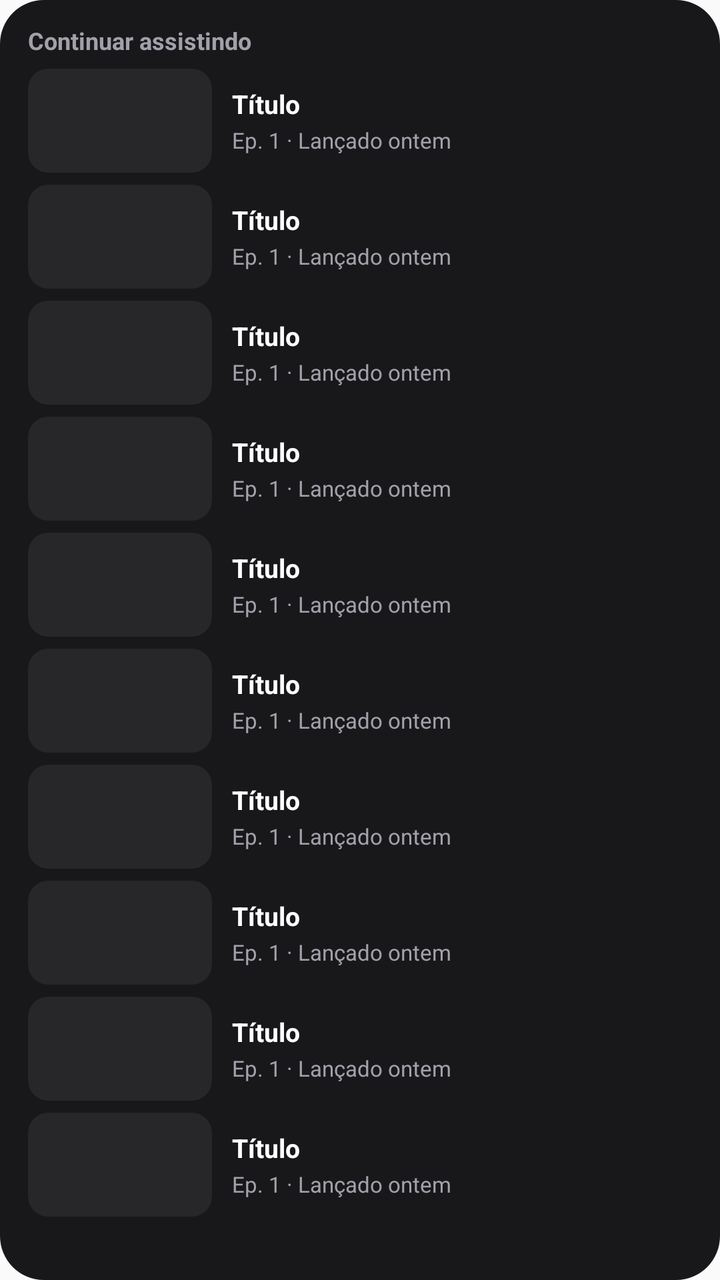
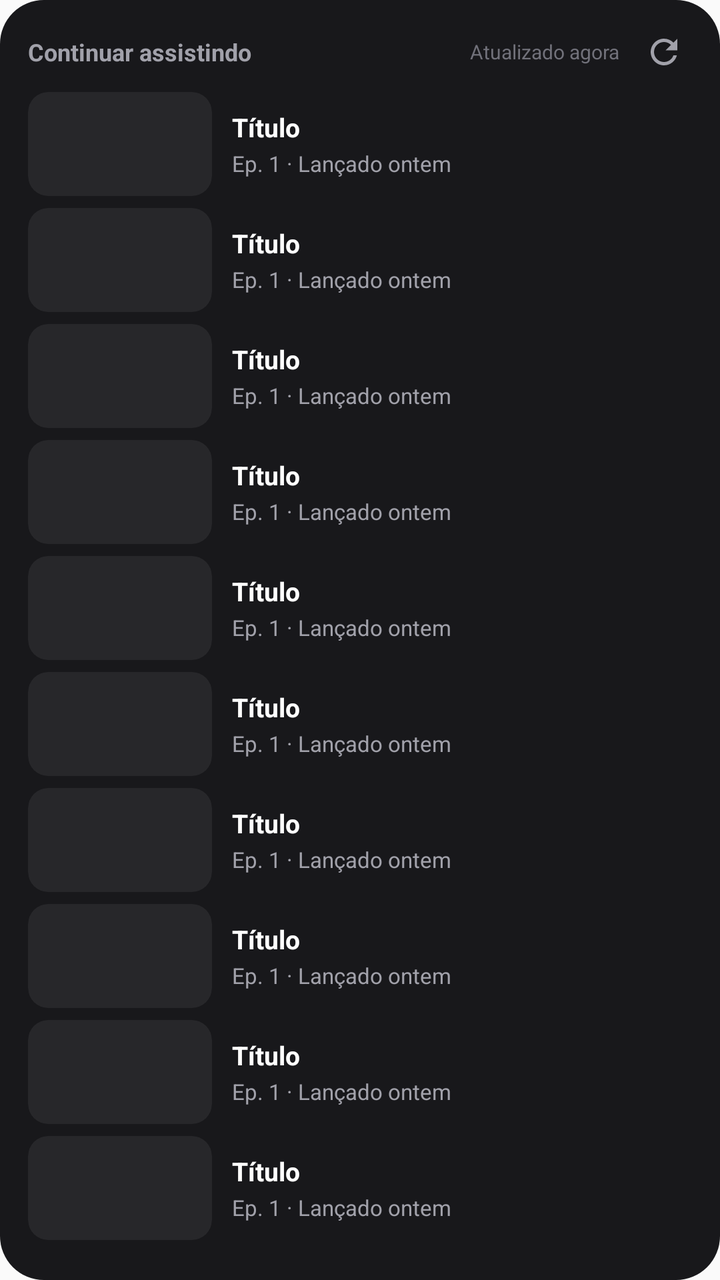

Compare the two renders of this Android layout. The source of the first and the diff that turns it into the second are given below.
<!-- AndroidManifest.xml: application theme AppTheme -->
<!-- res/layout/widget_list.xml -->
<?xml version="1.0" encoding="utf-8"?>
<FrameLayout xmlns:android="http://schemas.android.com/apk/res/android"
    android:id="@android:id/background"
    android:layout_width="match_parent"
    android:layout_height="match_parent"
    android:background="@drawable/widget_bg">

    <LinearLayout
        android:id="@+id/content"
        android:layout_width="match_parent"
        android:layout_height="match_parent"
        android:orientation="vertical"
        android:paddingStart="14dp"
        android:paddingTop="12dp"
        android:paddingEnd="14dp"
        android:paddingBottom="10dp">

        <TextView
            android:layout_width="match_parent"
            android:layout_height="wrap_content"
            android:text="Continuar assistindo"
            android:textColor="#A1A1AA"
            android:textSize="12sp"
            android:textStyle="bold" />

        <LinearLayout
            android:id="@+id/slot0"
            android:layout_width="match_parent"
            android:layout_height="52dp"
            android:layout_marginTop="6dp"
            android:gravity="center_vertical"
            android:orientation="horizontal">

            <FrameLayout
                android:layout_width="92dp"
                android:layout_height="52dp"
                android:background="@drawable/thumb_bg"
                android:clipToOutline="true">

                <ImageView
                    android:id="@+id/slot0_img"
                    android:layout_width="match_parent"
                    android:layout_height="match_parent"
                    android:contentDescription="@null"
                    android:scaleType="centerCrop" />

                <ProgressBar
            android:id="@+id/slot0_progress"
            style="?android:attr/progressBarStyleHorizontal"
            android:layout_width="match_parent"
            android:layout_height="3dp"
            android:layout_gravity="bottom"
            android:minHeight="3dp"
            android:maxHeight="3dp"
            android:indeterminate="false"
            android:max="1000"
            android:progress="500"
            android:progressTint="#F97316"
            android:progressBackgroundTint="#CC3F3F46"
            android:visibility="gone" />
            </FrameLayout>

            <LinearLayout
                android:layout_width="0dp"
                android:layout_height="wrap_content"
                android:layout_marginStart="10dp"
                android:layout_weight="1"
                android:orientation="vertical">

                <TextView
                    android:id="@+id/slot0_title"
                    android:layout_width="match_parent"
                    android:layout_height="wrap_content"
                    android:ellipsize="end"
                    android:maxLines="1"
                    android:text="Título"
                    android:textColor="#FFFFFF"
                    android:textSize="13sp"
                    android:textStyle="bold" />

                <TextView
                    android:id="@+id/slot0_sub"
                    android:layout_width="match_parent"
                    android:layout_height="wrap_content"
                    android:layout_marginTop="2dp"
                    android:ellipsize="end"
                    android:maxLines="1"
                    android:text="Ep. 1 · Lançado ontem"
                    android:textColor="#A1A1AA"
                    android:textSize="11sp" />
            </LinearLayout>
        </LinearLayout>
        <LinearLayout
            android:id="@+id/slot1"
            android:layout_width="match_parent"
            android:layout_height="52dp"
            android:layout_marginTop="6dp"
            android:gravity="center_vertical"
            android:orientation="horizontal">

            <FrameLayout
                android:layout_width="92dp"
                android:layout_height="52dp"
                android:background="@drawable/thumb_bg"
                android:clipToOutline="true">

                <ImageView
                    android:id="@+id/slot1_img"
                    android:layout_width="match_parent"
                    android:layout_height="match_parent"
                    android:contentDescription="@null"
                    android:scaleType="centerCrop" />

                <ProgressBar
            android:id="@+id/slot1_progress"
            style="?android:attr/progressBarStyleHorizontal"
            android:layout_width="match_parent"
            android:layout_height="3dp"
            android:layout_gravity="bottom"
            android:minHeight="3dp"
            android:maxHeight="3dp"
            android:indeterminate="false"
            android:max="1000"
            android:progress="500"
            android:progressTint="#F97316"
            android:progressBackgroundTint="#CC3F3F46"
            android:visibility="gone" />
            </FrameLayout>

            <LinearLayout
                android:layout_width="0dp"
                android:layout_height="wrap_content"
                android:layout_marginStart="10dp"
                android:layout_weight="1"
                android:orientation="vertical">

                <TextView
                    android:id="@+id/slot1_title"
                    android:layout_width="match_parent"
                    android:layout_height="wrap_content"
                    android:ellipsize="end"
                    android:maxLines="1"
                    android:text="Título"
                    android:textColor="#FFFFFF"
                    android:textSize="13sp"
                    android:textStyle="bold" />

                <TextView
                    android:id="@+id/slot1_sub"
                    android:layout_width="match_parent"
                    android:layout_height="wrap_content"
                    android:layout_marginTop="2dp"
                    android:ellipsize="end"
                    android:maxLines="1"
                    android:text="Ep. 1 · Lançado ontem"
                    android:textColor="#A1A1AA"
                    android:textSize="11sp" />
            </LinearLayout>
        </LinearLayout>
        <LinearLayout
            android:id="@+id/slot2"
            android:layout_width="match_parent"
            android:layout_height="52dp"
            android:layout_marginTop="6dp"
            android:gravity="center_vertical"
            android:orientation="horizontal">

            <FrameLayout
                android:layout_width="92dp"
                android:layout_height="52dp"
                android:background="@drawable/thumb_bg"
                android:clipToOutline="true">

                <ImageView
                    android:id="@+id/slot2_img"
                    android:layout_width="match_parent"
                    android:layout_height="match_parent"
                    android:contentDescription="@null"
                    android:scaleType="centerCrop" />

                <ProgressBar
            android:id="@+id/slot2_progress"
            style="?android:attr/progressBarStyleHorizontal"
            android:layout_width="match_parent"
            android:layout_height="3dp"
            android:layout_gravity="bottom"
            android:minHeight="3dp"
            android:maxHeight="3dp"
            android:indeterminate="false"
            android:max="1000"
            android:progress="500"
            android:progressTint="#F97316"
            android:progressBackgroundTint="#CC3F3F46"
            android:visibility="gone" />
            </FrameLayout>

            <LinearLayout
                android:layout_width="0dp"
                android:layout_height="wrap_content"
                android:layout_marginStart="10dp"
                android:layout_weight="1"
                android:orientation="vertical">

                <TextView
                    android:id="@+id/slot2_title"
                    android:layout_width="match_parent"
                    android:layout_height="wrap_content"
                    android:ellipsize="end"
                    android:maxLines="1"
                    android:text="Título"
                    android:textColor="#FFFFFF"
                    android:textSize="13sp"
                    android:textStyle="bold" />

                <TextView
                    android:id="@+id/slot2_sub"
                    android:layout_width="match_parent"
                    android:layout_height="wrap_content"
                    android:layout_marginTop="2dp"
                    android:ellipsize="end"
                    android:maxLines="1"
                    android:text="Ep. 1 · Lançado ontem"
                    android:textColor="#A1A1AA"
                    android:textSize="11sp" />
            </LinearLayout>
        </LinearLayout>
        <LinearLayout
            android:id="@+id/slot3"
            android:layout_width="match_parent"
            android:layout_height="52dp"
            android:layout_marginTop="6dp"
            android:gravity="center_vertical"
            android:orientation="horizontal">

            <FrameLayout
                android:layout_width="92dp"
                android:layout_height="52dp"
                android:background="@drawable/thumb_bg"
                android:clipToOutline="true">

                <ImageView
                    android:id="@+id/slot3_img"
                    android:layout_width="match_parent"
                    android:layout_height="match_parent"
                    android:contentDescription="@null"
                    android:scaleType="centerCrop" />

                <ProgressBar
            android:id="@+id/slot3_progress"
            style="?android:attr/progressBarStyleHorizontal"
            android:layout_width="match_parent"
            android:layout_height="3dp"
            android:layout_gravity="bottom"
            android:minHeight="3dp"
            android:maxHeight="3dp"
            android:indeterminate="false"
            android:max="1000"
            android:progress="500"
            android:progressTint="#F97316"
            android:progressBackgroundTint="#CC3F3F46"
            android:visibility="gone" />
            </FrameLayout>

            <LinearLayout
                android:layout_width="0dp"
                android:layout_height="wrap_content"
                android:layout_marginStart="10dp"
                android:layout_weight="1"
                android:orientation="vertical">

                <TextView
                    android:id="@+id/slot3_title"
                    android:layout_width="match_parent"
                    android:layout_height="wrap_content"
                    android:ellipsize="end"
                    android:maxLines="1"
                    android:text="Título"
                    android:textColor="#FFFFFF"
                    android:textSize="13sp"
                    android:textStyle="bold" />

                <TextView
                    android:id="@+id/slot3_sub"
                    android:layout_width="match_parent"
                    android:layout_height="wrap_content"
                    android:layout_marginTop="2dp"
                    android:ellipsize="end"
                    android:maxLines="1"
                    android:text="Ep. 1 · Lançado ontem"
                    android:textColor="#A1A1AA"
                    android:textSize="11sp" />
            </LinearLayout>
        </LinearLayout>
        <LinearLayout
            android:id="@+id/slot4"
            android:layout_width="match_parent"
            android:layout_height="52dp"
            android:layout_marginTop="6dp"
            android:gravity="center_vertical"
            android:orientation="horizontal">

            <FrameLayout
                android:layout_width="92dp"
                android:layout_height="52dp"
                android:background="@drawable/thumb_bg"
                android:clipToOutline="true">

                <ImageView
                    android:id="@+id/slot4_img"
                    android:layout_width="match_parent"
                    android:layout_height="match_parent"
                    android:contentDescription="@null"
                    android:scaleType="centerCrop" />

                <ProgressBar
            android:id="@+id/slot4_progress"
            style="?android:attr/progressBarStyleHorizontal"
            android:layout_width="match_parent"
            android:layout_height="3dp"
            android:layout_gravity="bottom"
            android:minHeight="3dp"
            android:maxHeight="3dp"
            android:indeterminate="false"
            android:max="1000"
            android:progress="500"
            android:progressTint="#F97316"
            android:progressBackgroundTint="#CC3F3F46"
            android:visibility="gone" />
            </FrameLayout>

            <LinearLayout
                android:layout_width="0dp"
                android:layout_height="wrap_content"
                android:layout_marginStart="10dp"
                android:layout_weight="1"
                android:orientation="vertical">

                <TextView
                    android:id="@+id/slot4_title"
                    android:layout_width="match_parent"
                    android:layout_height="wrap_content"
                    android:ellipsize="end"
                    android:maxLines="1"
                    android:text="Título"
                    android:textColor="#FFFFFF"
                    android:textSize="13sp"
                    android:textStyle="bold" />

                <TextView
                    android:id="@+id/slot4_sub"
                    android:layout_width="match_parent"
                    android:layout_height="wrap_content"
                    android:layout_marginTop="2dp"
                    android:ellipsize="end"
                    android:maxLines="1"
                    android:text="Ep. 1 · Lançado ontem"
                    android:textColor="#A1A1AA"
                    android:textSize="11sp" />
            </LinearLayout>
        </LinearLayout>
        <LinearLayout
            android:id="@+id/slot5"
            android:layout_width="match_parent"
            android:layout_height="52dp"
            android:layout_marginTop="6dp"
            android:gravity="center_vertical"
            android:orientation="horizontal">

            <FrameLayout
                android:layout_width="92dp"
                android:layout_height="52dp"
                android:background="@drawable/thumb_bg"
                android:clipToOutline="true">

                <ImageView
                    android:id="@+id/slot5_img"
                    android:layout_width="match_parent"
                    android:layout_height="match_parent"
                    android:contentDescription="@null"
                    android:scaleType="centerCrop" />

                <ProgressBar
            android:id="@+id/slot5_progress"
            style="?android:attr/progressBarStyleHorizontal"
            android:layout_width="match_parent"
            android:layout_height="3dp"
            android:layout_gravity="bottom"
            android:minHeight="3dp"
            android:maxHeight="3dp"
            android:indeterminate="false"
            android:max="1000"
            android:progress="500"
            android:progressTint="#F97316"
            android:progressBackgroundTint="#CC3F3F46"
            android:visibility="gone" />
            </FrameLayout>

            <LinearLayout
                android:layout_width="0dp"
                android:layout_height="wrap_content"
                android:layout_marginStart="10dp"
                android:layout_weight="1"
                android:orientation="vertical">

                <TextView
                    android:id="@+id/slot5_title"
                    android:layout_width="match_parent"
                    android:layout_height="wrap_content"
                    android:ellipsize="end"
                    android:maxLines="1"
                    android:text="Título"
                    android:textColor="#FFFFFF"
                    android:textSize="13sp"
                    android:textStyle="bold" />

                <TextView
                    android:id="@+id/slot5_sub"
                    android:layout_width="match_parent"
                    android:layout_height="wrap_content"
                    android:layout_marginTop="2dp"
                    android:ellipsize="end"
                    android:maxLines="1"
                    android:text="Ep. 1 · Lançado ontem"
                    android:textColor="#A1A1AA"
                    android:textSize="11sp" />
            </LinearLayout>
        </LinearLayout>
        <LinearLayout
            android:id="@+id/slot6"
            android:layout_width="match_parent"
            android:layout_height="52dp"
            android:layout_marginTop="6dp"
            android:gravity="center_vertical"
            android:orientation="horizontal">

            <FrameLayout
                android:layout_width="92dp"
                android:layout_height="52dp"
                android:background="@drawable/thumb_bg"
                android:clipToOutline="true">

                <ImageView
                    android:id="@+id/slot6_img"
                    android:layout_width="match_parent"
                    android:layout_height="match_parent"
                    android:contentDescription="@null"
                    android:scaleType="centerCrop" />

                <ProgressBar
            android:id="@+id/slot6_progress"
            style="?android:attr/progressBarStyleHorizontal"
            android:layout_width="match_parent"
            android:layout_height="3dp"
            android:layout_gravity="bottom"
            android:minHeight="3dp"
            android:maxHeight="3dp"
            android:indeterminate="false"
            android:max="1000"
            android:progress="500"
            android:progressTint="#F97316"
            android:progressBackgroundTint="#CC3F3F46"
            android:visibility="gone" />
            </FrameLayout>

            <LinearLayout
                android:layout_width="0dp"
                android:layout_height="wrap_content"
                android:layout_marginStart="10dp"
                android:layout_weight="1"
                android:orientation="vertical">

                <TextView
                    android:id="@+id/slot6_title"
                    android:layout_width="match_parent"
                    android:layout_height="wrap_content"
                    android:ellipsize="end"
                    android:maxLines="1"
                    android:text="Título"
                    android:textColor="#FFFFFF"
                    android:textSize="13sp"
                    android:textStyle="bold" />

                <TextView
                    android:id="@+id/slot6_sub"
                    android:layout_width="match_parent"
                    android:layout_height="wrap_content"
                    android:layout_marginTop="2dp"
                    android:ellipsize="end"
                    android:maxLines="1"
                    android:text="Ep. 1 · Lançado ontem"
                    android:textColor="#A1A1AA"
                    android:textSize="11sp" />
            </LinearLayout>
        </LinearLayout>
        <LinearLayout
            android:id="@+id/slot7"
            android:layout_width="match_parent"
            android:layout_height="52dp"
            android:layout_marginTop="6dp"
            android:gravity="center_vertical"
            android:orientation="horizontal">

            <FrameLayout
                android:layout_width="92dp"
                android:layout_height="52dp"
                android:background="@drawable/thumb_bg"
                android:clipToOutline="true">

                <ImageView
                    android:id="@+id/slot7_img"
                    android:layout_width="match_parent"
                    android:layout_height="match_parent"
                    android:contentDescription="@null"
                    android:scaleType="centerCrop" />

                <ProgressBar
            android:id="@+id/slot7_progress"
            style="?android:attr/progressBarStyleHorizontal"
            android:layout_width="match_parent"
            android:layout_height="3dp"
            android:layout_gravity="bottom"
            android:minHeight="3dp"
            android:maxHeight="3dp"
            android:indeterminate="false"
            android:max="1000"
            android:progress="500"
            android:progressTint="#F97316"
            android:progressBackgroundTint="#CC3F3F46"
            android:visibility="gone" />
            </FrameLayout>

            <LinearLayout
                android:layout_width="0dp"
                android:layout_height="wrap_content"
                android:layout_marginStart="10dp"
                android:layout_weight="1"
                android:orientation="vertical">

                <TextView
                    android:id="@+id/slot7_title"
                    android:layout_width="match_parent"
                    android:layout_height="wrap_content"
                    android:ellipsize="end"
                    android:maxLines="1"
                    android:text="Título"
                    android:textColor="#FFFFFF"
                    android:textSize="13sp"
                    android:textStyle="bold" />

                <TextView
                    android:id="@+id/slot7_sub"
                    android:layout_width="match_parent"
                    android:layout_height="wrap_content"
                    android:layout_marginTop="2dp"
                    android:ellipsize="end"
                    android:maxLines="1"
                    android:text="Ep. 1 · Lançado ontem"
                    android:textColor="#A1A1AA"
                    android:textSize="11sp" />
            </LinearLayout>
        </LinearLayout>
        <LinearLayout
            android:id="@+id/slot8"
            android:layout_width="match_parent"
            android:layout_height="52dp"
            android:layout_marginTop="6dp"
            android:gravity="center_vertical"
            android:orientation="horizontal">

            <FrameLayout
                android:layout_width="92dp"
                android:layout_height="52dp"
                android:background="@drawable/thumb_bg"
                android:clipToOutline="true">

                <ImageView
                    android:id="@+id/slot8_img"
                    android:layout_width="match_parent"
                    android:layout_height="match_parent"
                    android:contentDescription="@null"
                    android:scaleType="centerCrop" />

                <ProgressBar
            android:id="@+id/slot8_progress"
            style="?android:attr/progressBarStyleHorizontal"
            android:layout_width="match_parent"
            android:layout_height="3dp"
            android:layout_gravity="bottom"
            android:minHeight="3dp"
            android:maxHeight="3dp"
            android:indeterminate="false"
            android:max="1000"
            android:progress="500"
            android:progressTint="#F97316"
            android:progressBackgroundTint="#CC3F3F46"
            android:visibility="gone" />
            </FrameLayout>

            <LinearLayout
                android:layout_width="0dp"
                android:layout_height="wrap_content"
                android:layout_marginStart="10dp"
                android:layout_weight="1"
                android:orientation="vertical">

                <TextView
                    android:id="@+id/slot8_title"
                    android:layout_width="match_parent"
                    android:layout_height="wrap_content"
                    android:ellipsize="end"
                    android:maxLines="1"
                    android:text="Título"
                    android:textColor="#FFFFFF"
                    android:textSize="13sp"
                    android:textStyle="bold" />

                <TextView
                    android:id="@+id/slot8_sub"
                    android:layout_width="match_parent"
                    android:layout_height="wrap_content"
                    android:layout_marginTop="2dp"
                    android:ellipsize="end"
                    android:maxLines="1"
                    android:text="Ep. 1 · Lançado ontem"
                    android:textColor="#A1A1AA"
                    android:textSize="11sp" />
            </LinearLayout>
        </LinearLayout>
        <LinearLayout
            android:id="@+id/slot9"
            android:layout_width="match_parent"
            android:layout_height="52dp"
            android:layout_marginTop="6dp"
            android:gravity="center_vertical"
            android:orientation="horizontal">

            <FrameLayout
                android:layout_width="92dp"
                android:layout_height="52dp"
                android:background="@drawable/thumb_bg"
                android:clipToOutline="true">

                <ImageView
                    android:id="@+id/slot9_img"
                    android:layout_width="match_parent"
                    android:layout_height="match_parent"
                    android:contentDescription="@null"
                    android:scaleType="centerCrop" />

                <ProgressBar
            android:id="@+id/slot9_progress"
            style="?android:attr/progressBarStyleHorizontal"
            android:layout_width="match_parent"
            android:layout_height="3dp"
            android:layout_gravity="bottom"
            android:minHeight="3dp"
            android:maxHeight="3dp"
            android:indeterminate="false"
            android:max="1000"
            android:progress="500"
            android:progressTint="#F97316"
            android:progressBackgroundTint="#CC3F3F46"
            android:visibility="gone" />
            </FrameLayout>

            <LinearLayout
                android:layout_width="0dp"
                android:layout_height="wrap_content"
                android:layout_marginStart="10dp"
                android:layout_weight="1"
                android:orientation="vertical">

                <TextView
                    android:id="@+id/slot9_title"
                    android:layout_width="match_parent"
                    android:layout_height="wrap_content"
                    android:ellipsize="end"
                    android:maxLines="1"
                    android:text="Título"
                    android:textColor="#FFFFFF"
                    android:textSize="13sp"
                    android:textStyle="bold" />

                <TextView
                    android:id="@+id/slot9_sub"
                    android:layout_width="match_parent"
                    android:layout_height="wrap_content"
                    android:layout_marginTop="2dp"
                    android:ellipsize="end"
                    android:maxLines="1"
                    android:text="Ep. 1 · Lançado ontem"
                    android:textColor="#A1A1AA"
                    android:textSize="11sp" />
            </LinearLayout>
        </LinearLayout>
    </LinearLayout>

    <TextView
        android:id="@+id/tv_empty"
        android:layout_width="match_parent"
        android:layout_height="match_parent"
        android:gravity="center"
        android:padding="16dp"
        android:text="@string/widget_empty"
        android:textColor="#A1A1AA"
        android:textSize="12sp"
        android:visibility="gone" />
</FrameLayout>
<!-- resources referenced by this layout -->
<resources>
  <!-- drawable thumb_bg (drawable) -->
  <?xml version="1.0" encoding="utf-8"?>
  <shape xmlns:android="http://schemas.android.com/apk/res/android" android:shape="rectangle">
      <solid android:color="#FF27272A" />
      <corners android:radius="10dp" />
  </shape>
  <!-- drawable widget_bg (drawable) -->
  <?xml version="1.0" encoding="utf-8"?>
  <shape xmlns:android="http://schemas.android.com/apk/res/android" android:shape="rectangle">
      <solid android:color="#FF18181B" />
      <corners android:radius="22dp" />
  </shape>
  <string name="widget_empty">Abra o CrunchySync para carregar sua fila</string>
  <style name="AppTheme" parent="Theme.AppCompat.Light.DarkActionBar">
          
          <item name="colorPrimary">@color/colorPrimary</item>
          <item name="colorPrimaryDark">@color/colorPrimaryDark</item>
          <item name="colorAccent">@color/colorAccent</item>
      </style>
</resources>

<!-- the commit's change to res/layout/widget_list.xml (unified diff, before → after) -->
@@ -15,13 +15,48 @@
         android:paddingEnd="14dp"
         android:paddingBottom="10dp">
 
-        <TextView
+        <LinearLayout
             android:layout_width="match_parent"
             android:layout_height="wrap_content"
-            android:text="Continuar assistindo"
-            android:textColor="#A1A1AA"
-            android:textSize="12sp"
-            android:textStyle="bold" />
+            android:layout_marginStart="0dp"
+            android:layout_marginBottom="0dp"
+            android:gravity="center_vertical"
+            android:orientation="horizontal">
+
+            <TextView
+                android:layout_width="0dp"
+                android:layout_height="wrap_content"
+                android:layout_weight="1"
+                android:ellipsize="end"
+                android:maxLines="1"
+                android:text="Continuar assistindo"
+                android:textColor="#A1A1AA"
+                android:textSize="12sp"
+                android:textStyle="bold" />
+
+            <TextView
+                android:id="@+id/tv_updated"
+                android:layout_width="wrap_content"
+                android:layout_height="wrap_content"
+                android:layout_marginStart="6dp"
+                android:ellipsize="end"
+                android:maxLines="1"
+                android:text="Atualizado agora"
+                android:textColor="#71717A"
+                android:textSize="10sp" />
+
+            <ImageView
+                android:id="@+id/btn_refresh"
+                android:layout_width="36dp"
+                android:layout_height="28dp"
+                android:contentDescription="Atualizar agora"
+                android:paddingStart="10dp"
+                android:paddingTop="4dp"
+                android:paddingEnd="2dp"
+                android:paddingBottom="4dp"
+                android:scaleType="fitCenter"
+                android:src="@drawable/ic_refresh" />
+        </LinearLayout>
 
         <LinearLayout
             android:id="@+id/slot0"
<!-- resource entries referenced after the edit -->
@@ -1,5 +1,16 @@
 <!-- resources referenced by this layout -->
 <resources>
+  <!-- drawable ic_refresh (drawable) -->
+  <?xml version="1.0" encoding="utf-8"?>
+  <vector xmlns:android="http://schemas.android.com/apk/res/android"
+      android:width="24dp"
+      android:height="24dp"
+      android:viewportWidth="24"
+      android:viewportHeight="24">
+      <path
+          android:fillColor="#FFA1A1AA"
+          android:pathData="M17.65,6.35C16.2,4.9 14.21,4 12,4c-4.42,0 -7.99,3.58 -7.99,8s3.57,8 7.99,8c3.73,0 6.84,-2.55 7.73,-6h-2.08c-0.82,2.33 -3.04,4 -5.65,4 -3.31,0 -6,-2.69 -6,-6s2.69,-6 6,-6c1.66,0 3.14,0.69 4.22,1.78L13,11h7V4l-2.35,2.35z" />
+  </vector>
   <!-- drawable thumb_bg (drawable) -->
   <?xml version="1.0" encoding="utf-8"?>
   <shape xmlns:android="http://schemas.android.com/apk/res/android" android:shape="rectangle">
